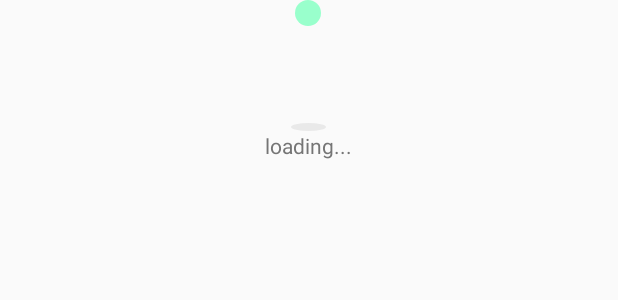
After one commit to RavenCM/SchoolMap, an Android app: the layout widget_loading_view.xml on its own in the app's theme, with its tools: preview values and no code run, on a phone screen of 412 x 824 dp. The commit adds this screen. Shown: the top 300 px of the screen. Run offline under Robolectric (Android 15) with nearby library versions, the light colour scheme and no system bars.

Commit message:
ADD 新增自定义加载动画

```diff
--- a/SchoolMapApp/app/src/main/AndroidManifest.xml
+++ b/SchoolMapApp/app/src/main/AndroidManifest.xml
@@ -15,6 +15,7 @@
                 <category android:name="android.intent.category.LAUNCHER" />
             </intent-filter>
         </activity>
+        <activity android:name=".activity.SignInActivity"/>
     </application>
 
 </manifest>
--- a/SchoolMapApp/app/src/main/java/com/teemo/schoolmap/activity/SignInActivity.java
+++ b/SchoolMapApp/app/src/main/java/com/teemo/schoolmap/activity/SignInActivity.java
@@ -3,6 +3,8 @@ package com.teemo.schoolmap.activity;
 import android.os.Bundle;
 import android.support.annotation.Nullable;
 import android.support.v7.app.AppCompatActivity;
+
+import com.teemo.schoolmap.R;
 
 /**
  * @author Teemo
@@ -16,5 +18,6 @@ public class SignInActivity extends AppCompatActivity {
     @Override
     protected void onCreate(@Nullable Bundle savedInstanceState) {
         super.onCreate(savedInstanceState);
+        setContentView(R.layout.activity_sign_in);
     }
 }
--- /dev/null
+++ b/SchoolMapApp/app/src/main/java/com/teemo/schoolmap/view/LoadingView.java
@@ -0,0 +1,133 @@
+package com.teemo.schoolmap.view;
+
+import android.content.Context;
+import android.graphics.Canvas;
+import android.graphics.Color;
+import android.graphics.Paint;
+import android.graphics.Path;
+import android.support.annotation.Nullable;
+import android.util.AttributeSet;
+import android.view.View;
+
+/**
+ * @author Teemo
+ * @version 1.0
+ * @Date 2017/3/28 20:13
+ * @description 正在加载 view
+ */
+public class LoadingView extends View {
+
+    private Paint paint;
+    private Shape currentShape = Shape.ROUND;
+    private Path path;
+
+    public enum Shape {
+        ROUND, SQUARE, TRIANGLE, STAR
+    }
+
+    /**
+     * 一般在代码中创建引用使用这个构造函数
+     *
+     * @param context context
+     */
+    public LoadingView(Context context) {
+        this(context, null);
+    }
+
+    /**
+     * 在XML文件中使用View会调用该构造函数
+     *
+     * @param context context
+     * @param attrs   attrs
+     */
+    public LoadingView(Context context, @Nullable AttributeSet attrs) {
+        this(context, attrs, 0);
+    }
+
+    public LoadingView(Context context, @Nullable AttributeSet attrs, int defStyleAttr) {
+        this(context, attrs, defStyleAttr, 0);
+    }
+
+    public LoadingView(Context context, @Nullable AttributeSet attrs, int defStyleAttr, int defStyleRes) {
+        super(context, attrs, defStyleAttr, defStyleRes);
+        paint = new Paint(Paint.ANTI_ALIAS_FLAG);
+        paint.setStyle(Paint.Style.FILL_AND_STROKE);
+        path = new Path();
+    }
+
+    /**
+     * 绘制
+     *
+     * @param canvas canvas
+     */
+    @Override
+    protected void onDraw(Canvas canvas) {
+        super.onDraw(canvas);
+        switch (currentShape) {
+            case SQUARE:
+                paint.setColor(Color.parseColor("#FF9999"));
+                canvas.drawRect(0, 0, getWidth(), getHeight(), paint);
+                break;
+            case ROUND:
+                int circleRadius = Math.min(getWidth(), getHeight()) / 2;
+                paint.setColor(Color.parseColor("#99FFCC"));
+                canvas.drawCircle(getWidth() / 2, getHeight() / 2, circleRadius, paint);
+                break;
+            case TRIANGLE:
+                paint.setColor(Color.parseColor("#99CCFF"));
+                path.reset();
+                path.moveTo(getWidth() / 2, 0);
+                path.lineTo(0, getHeight());
+                path.lineTo(getWidth(), getHeight());
+                path.close();
+                canvas.drawPath(path, paint);
+                break;
+            case STAR:
+                paint.setColor(Color.parseColor("#FFBB00"));
+                path.reset();
+                path.moveTo(0, (float) (0.4 * getHeight()));
+                path.lineTo(getWidth(), (float) (0.4 * getHeight()));
+                path.lineTo((float) (0.2 * getWidth()), getHeight());
+                path.lineTo((float) (0.5 * getWidth()), 0);
+                path.lineTo((float) (0.8 * getWidth()), getHeight());
+                path.close();
+                canvas.drawPath(path, paint);
+                break;
+            default:
+                break;
+        }
+    }
+
+    /**
+     * 改变当前形状
+     *
+     * @param shape shape
+     */
+    public void changeShape(Shape shape) {
+        switch (shape) {
+            case ROUND:
+                currentShape = Shape.STAR;
+                break;
+            case STAR:
+                currentShape = Shape.TRIANGLE;
+                break;
+            case TRIANGLE:
+                currentShape = Shape.SQUARE;
+                break;
+            case SQUARE:
+                currentShape = Shape.ROUND;
+                break;
+            default:
+                break;
+        }
+        // 重绘
+        invalidate();
+    }
+
+    /**
+     * @return 获取当前形状
+     */
+    public Shape getCurrentShape() {
+        return currentShape;
+    }
+}
--- /dev/null
+++ b/SchoolMapApp/app/src/main/java/com/teemo/schoolmap/widget/LoadingViewLayout.java
@@ -0,0 +1,104 @@
+package com.teemo.schoolmap.widget;
+
+import android.animation.Animator;
+import android.animation.AnimatorListenerAdapter;
+import android.animation.AnimatorSet;
+import android.animation.ObjectAnimator;
+import android.content.Context;
+import android.graphics.Color;
+import android.support.annotation.Nullable;
+import android.util.AttributeSet;
+import android.util.TypedValue;
+import android.view.LayoutInflater;
+import android.view.View;
+import android.view.animation.AccelerateInterpolator;
+import android.view.animation.DecelerateInterpolator;
+import android.widget.ImageView;
+import android.widget.LinearLayout;
+import android.widget.TextView;
+
+import com.teemo.schoolmap.R;
+import com.teemo.schoolmap.view.LoadingView;
+
+/**
+ * @author Teemo
+ * @version 1.0
+ * @Date 2017/3/28 20:53
+ * @description 正在加载 view 的布局
+ */
+public class LoadingViewLayout extends LinearLayout {
+
+    private LoadingView loadingView;
+    private ImageView ivShadow;
+    private TextView tvLoading;
+    private int fallDistance;
+
+    public LoadingViewLayout(Context context) {
+        this(context, null);
+    }
+
+    public LoadingViewLayout(Context context, @Nullable AttributeSet attrs) {
+        this(context, attrs, 0);
+    }
+
+    public LoadingViewLayout(Context context, @Nullable AttributeSet attrs, int defStyleAttr) {
+        this(context, attrs, defStyleAttr, 0);
+    }
+
+    public LoadingViewLayout(Context context, AttributeSet attrs, int defStyleAttr, int defStyleRes) {
+        super(context, attrs, defStyleAttr, defStyleRes);
+
+    }
+
+    @Override
+    protected void onFinishInflate() {
+        super.onFinishInflate();
+
+        View view = LayoutInflater.from(getContext()).inflate(R.layout.widget_loading_view, null);
+        loadingView = (LoadingView) view.findViewById(R.id.lv_loading);
+        ivShadow = (ImageView) view.findViewById(R.id.iv_shadow);
+        tvLoading = (TextView) view.findViewById(R.id.tv_loading);
+        addView(view);
+        fallDistance = (int) TypedValue.applyDimension(TypedValue.COMPLEX_UNIT_DIP, 70, getContext().getResources().getDisplayMetrics());
+
+        fall();
+    }
+
+    private void fall() {
+        ObjectAnimator lvTranslationAnimator = ObjectAnimator.ofFloat(loadingView, "translationY", fallDistance, 0);
+        ObjectAnimator lvRotateAnimator = ObjectAnimator.ofFloat(loadingView, "rotation", 0, loadingView.getCurrentShape() == LoadingView.Shape.TRIANGLE ? 360 :-360);
+        ObjectAnimator tvColorAnimator = ObjectAnimator.ofArgb(tvLoading, "textColor", Color.parseColor("#757575"), Color.parseColor("#F58300"));
+        ObjectAnimator ivScaleAnimator = ObjectAnimator.ofFloat(ivShadow, "scaleX", 1.0f, 0.3f);
+        lvTranslationAnimator.setInterpolator(new DecelerateInterpolator());
+        AnimatorSet animatorSet = new AnimatorSet();
+        animatorSet.setDuration(1000);
+        animatorSet.addListener(new AnimatorListenerAdapter() {
+            @Override
+            public void onAnimationEnd(Animator animation) {
+                up();
+            }
+        });
+        animatorSet.play(lvTranslationAnimator).with(ivScaleAnimator).with(tvColorAnimator).with(lvRotateAnimator);
+        animatorSet.start();
+    }
+
+    private void up() {
+        ObjectAnimator lvTranslationAnimator = ObjectAnimator.ofFloat(loadingView, "translationY", 0, fallDistance);
+        ObjectAnimator lvRotateAnimator = ObjectAnimator.ofFloat(loadingView, "rotation", 0, loadingView.getCurrentShape() == LoadingView.Shape.TRIANGLE ? -360 :360);
+        ObjectAnimator tvColorAnimator = ObjectAnimator.ofArgb(tvLoading, "textColor", Color.parseColor("#F58300"), Color.parseColor("#757575"));
+        ObjectAnimator ivScaleAnimator = ObjectAnimator.ofFloat(ivShadow, "scaleX", 0.3f, 1.0f);
+        lvTranslationAnimator.setInterpolator(new AccelerateInterpolator());
+        AnimatorSet animatorSet = new AnimatorSet();
+        animatorSet.setDuration(1000);
+        animatorSet.addListener(new AnimatorListenerAdapter() {
+            @Override
+            public void onAnimationEnd(Animator animation) {
+                loadingView.changeShape(loadingView.getCurrentShape());
+                fall();
+            }
+        });
+
+        animatorSet.play(lvTranslationAnimator).with(ivScaleAnimator).with(tvColorAnimator).with(lvRotateAnimator);
+        animatorSet.start();
+    }
+}
--- /dev/null
+++ b/SchoolMapApp/app/src/main/res/drawable/loading_view_shadow.xml
@@ -0,0 +1,5 @@
+<?xml version="1.0" encoding="utf-8"?>
+<shape xmlns:android="http://schemas.android.com/apk/res/android"
+    android:shape="oval">
+    <solid android:color="@color/colorShadow" />
+</shape>
--- /dev/null
+++ b/SchoolMapApp/app/src/main/res/layout/widget_loading_view.xml
@@ -0,0 +1,31 @@
+<?xml version="1.0" encoding="utf-8"?>
+<RelativeLayout xmlns:android="http://schemas.android.com/apk/res/android"
+    android:layout_width="match_parent"
+    android:layout_height="match_parent">
+
+    <ImageView
+        android:id="@+id/iv_shadow"
+        android:layout_width="23dp"
+        android:layout_height="5dp"
+        android:layout_centerHorizontal="true"
+        android:layout_marginTop="82dp"
+        android:contentDescription="@string/loading_imageView"
+        android:src="@drawable/loading_view_shadow" />
+
+    <TextView
+        android:id="@+id/tv_loading"
+        android:layout_width="wrap_content"
+        android:layout_height="wrap_content"
+        android:layout_below="@id/iv_shadow"
+        android:layout_centerHorizontal="true"
+        android:minWidth="44dp"
+        android:text="@string/loading"
+        android:textColor="@color/colorLoadingText"
+        android:textSize="14sp" />
+
+    <com.teemo.schoolmap.view.LoadingView
+        android:id="@+id/lv_loading"
+        android:layout_width="18dp"
+        android:layout_height="18dp"
+        android:layout_centerHorizontal="true" />
+</RelativeLayout>
--- a/SchoolMapApp/app/src/main/res/values/colors.xml
+++ b/SchoolMapApp/app/src/main/res/values/colors.xml
@@ -5,4 +5,6 @@
     <color name="colorAccent">#FF4081</color>
     <color name="colorIgnore">#71d7d7d7</color>
     <color name="colorIgnoreText">#FFF</color>
+    <color name="colorShadow">#25808080</color>
+    <color name="colorLoadingText">#757575</color>
 </resources>
--- a/SchoolMapApp/app/src/main/res/values/strings.xml
+++ b/SchoolMapApp/app/src/main/res/values/strings.xml
@@ -1,4 +1,6 @@
 <resources>
     <string name="app_name">SchoolMap</string>
     <string name="welcome_image">WelcomeImage</string>
+    <string name="loading_imageView">Loading ImageView</string>
+    <string name="loading">loading...</string>
 </resources>
```
Also changed, not shown: SchoolMapApp/app/src/main/res/layout/activity_sign_in.xml (added, +12 -0 lines).
